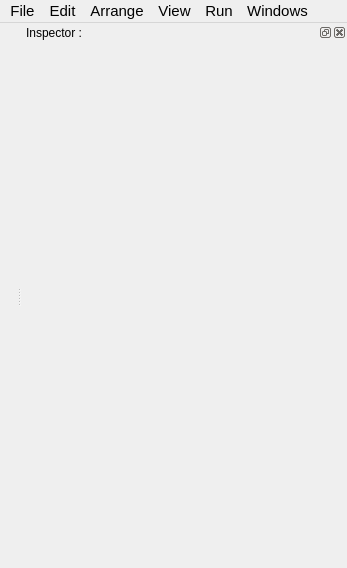
First picture: the form in tools/ve2/UI/MainWindow.ui, repository TrickPlay/Trickplay, before the edit.
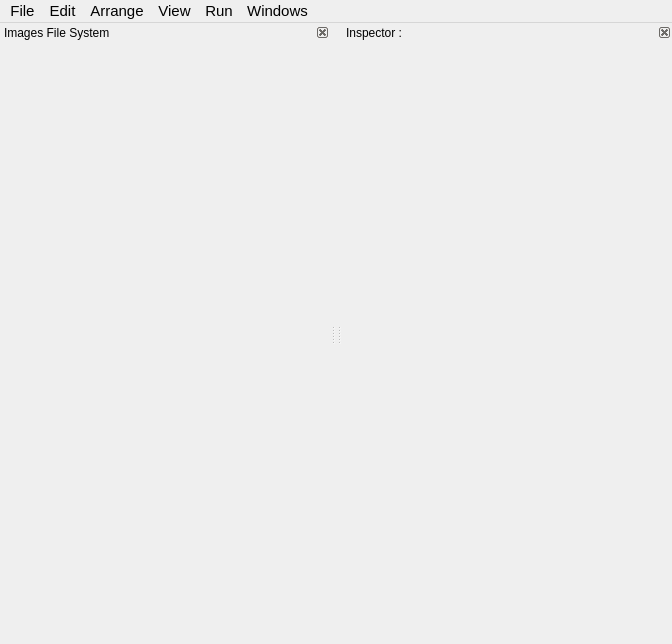
Second picture: the form after the edit.

Patch:
```diff
--- a/tools/ve2/UI/MainWindow.ui
+++ b/tools/ve2/UI/MainWindow.ui
@@ -9,8 +9,8 @@
    <rect>
     <x>0</x>
     <y>0</y>
-    <width>347</width>
-    <height>568</height>
+    <width>672</width>
+    <height>644</height>
    </rect>
   </property>
   <property name="sizePolicy">
@@ -37,13 +37,20 @@
   <property name="aaa" stdset="0">
    <string>sdfsf</string>
   </property>
-  <widget class="QWidget" name="centralwidget"/>
+  <widget class="QWidget" name="centralwidget">
+   <property name="minimumSize">
+    <size>
+     <width>0</width>
+     <height>0</height>
+    </size>
+   </property>
+  </widget>
   <widget class="QMenuBar" name="menubar">
    <property name="geometry">
     <rect>
      <x>0</x>
      <y>0</y>
-     <width>347</width>
+     <width>672</width>
      <height>27</height>
     </rect>
    </property>
@@ -189,7 +196,7 @@
    </property>
    <property name="minimumSize">
     <size>
-     <width>325</width>
+     <width>330</width>
      <height>81</height>
     </size>
    </property>
@@ -202,7 +209,7 @@
     <enum>Qt::NoContextMenu</enum>
    </property>
    <property name="features">
-    <set>QDockWidget::AllDockWidgetFeatures</set>
+    <set>QDockWidget::DockWidgetClosable</set>
    </property>
    <property name="windowTitle">
     <string>Inspector : </string>
@@ -228,6 +235,57 @@
     </layout>
    </widget>
   </widget>
+  <widget class="QDockWidget" name="fileSystemDock">
+   <property name="enabled">
+    <bool>true</bool>
+   </property>
+   <property name="sizePolicy">
+    <sizepolicy hsizetype="Expanding" vsizetype="Expanding">
+     <horstretch>0</horstretch>
+     <verstretch>0</verstretch>
+    </sizepolicy>
+   </property>
+   <property name="minimumSize">
+    <size>
+     <width>330</width>
+     <height>81</height>
+    </size>
+   </property>
+   <property name="font">
+    <font>
+     <pointsize>9</pointsize>
+    </font>
+   </property>
+   <property name="contextMenuPolicy">
+    <enum>Qt::NoContextMenu</enum>
+   </property>
+   <property name="features">
+    <set>QDockWidget::DockWidgetClosable</set>
+   </property>
+   <property name="windowTitle">
+    <string>Images File System</string>
+   </property>
+   <attribute name="dockWidgetArea">
+    <number>1</number>
+   </attribute>
+   <widget class="QWidget" name="fileSystemContainer">
+    <layout class="QGridLayout" name="gridLayout_8" rowstretch="0" columnstretch="0">
+     <property name="margin">
+      <number>1</number>
+     </property>
+     <property name="spacing">
+      <number>1</number>
+     </property>
+     <item row="0" column="0">
+      <layout class="QGridLayout" name="fileSystemLayout">
+       <property name="spacing">
+        <number>0</number>
+       </property>
+      </layout>
+     </item>
+    </layout>
+   </widget>
+  </widget>
   <action name="actionExit">
    <property name="text">
     <string>Exit</string>
```
Left out of the diff: 18 changed lines with no effect on the pictures.
